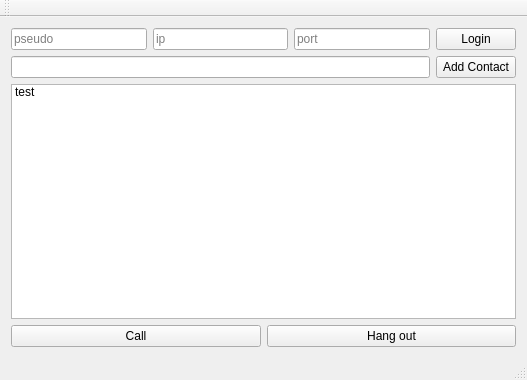
This is Client/ui/mainwindow.ui in RaJiska/CPP_babel_2018 as Qt 5 draws it before an edit. The edited form follows.
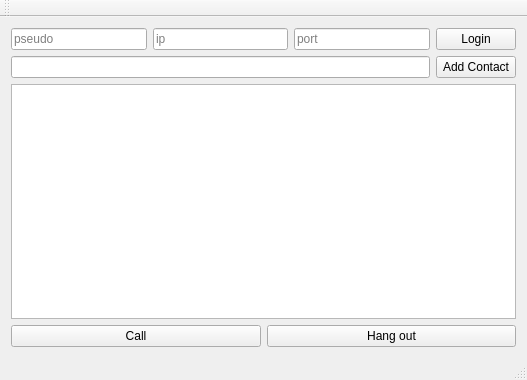
This is the edited form.

Commit message: [CONTACT] : add contact adder

What changed in the file:
```diff
--- a/Client/ui/mainwindow.ui
+++ b/Client/ui/mainwindow.ui
@@ -65,13 +65,7 @@
      </layout>
     </item>
     <item>
-     <widget class="QListWidget" name="listWidget">
-      <item>
-       <property name="text">
-        <string>test</string>
-       </property>
-      </item>
-     </widget>
+     <widget class="QListWidget" name="listWidget"/>
     </item>
     <item>
      <layout class="QHBoxLayout" name="horizontalLayout">
```
The commit also changes 2 other files.
